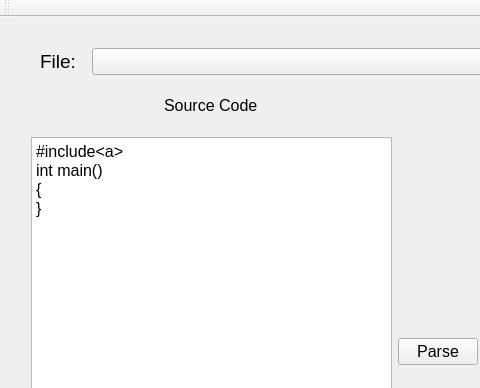
First picture: the form in mainwindow.ui, repository purple-sunset/SimpleCppCompiler, before the edit; both pictures show x 0 to 480 and y 0 to 388 of the 900 by 600 pixel window.
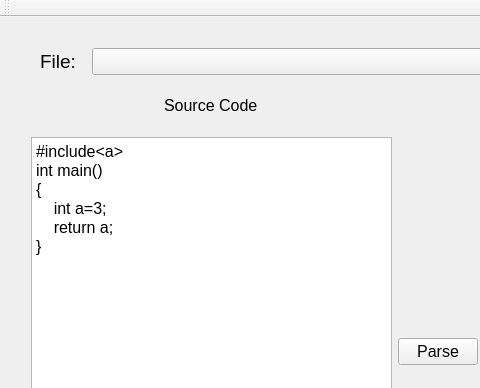
Second picture: the form after the edit. Custom widgets are drawn as their Qt base class.

Patch:
```diff
--- a/mainwindow.ui
+++ b/mainwindow.ui
@@ -104,6 +104,8 @@
        <string>#include&lt;a&gt;
 int main()
 {
+    int a=3;
+    return a;
 }
 </string>
       </property>
```
